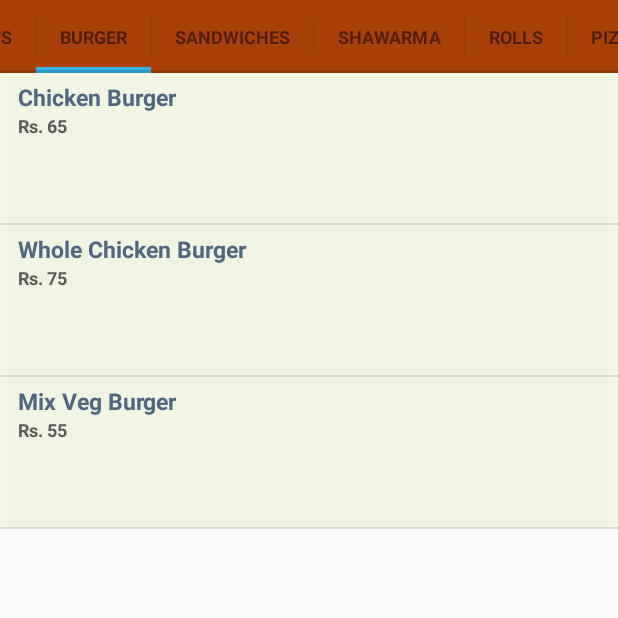
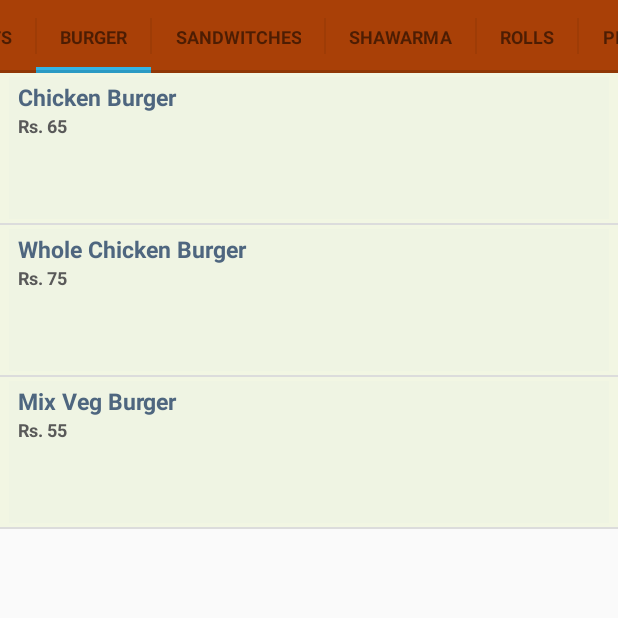
Before and after one commit to imushir/TastyBite, an Android app: the screen it shows after launch (MainActivity), after a tap on "BURGER", on a phone screen of 412 x 824 dp, the top half of it. Run offline under Robolectric (Android 15) with nearby library versions, the phone set to English and light mode, and no system bars; 2 other taps on this screen came first.

Commit message:
added for loop to set title for each Tab

```diff
--- a/app/src/main/java/com/example/mushirahmed/tastybite/slidingtabactivity/SlidingTabBasicFragment.java
+++ b/app/src/main/java/com/example/mushirahmed/tastybite/slidingtabactivity/SlidingTabBasicFragment.java
@@ -33,15 +33,17 @@ public class SlidingTabBasicFragment extends Fragment
     private SlidingTabLayout mSlidingTabLayout;
     private ViewPager mViewPager;
 
+
+
     List<String> snacks = new ArrayList<String>();
     List<String> nuggets = new ArrayList<String>();
     List<String> burger = new ArrayList<String>();
-    List<String> sandwiches = new ArrayList<String>();
+    List<String> sandwitches = new ArrayList<String>();
     List<String> shawarma = new ArrayList<String>();
     List<String> rolls = new ArrayList<String>();
     List<String> pizza_non_veg = new ArrayList<String>();
     List<String> pizza_veg = new ArrayList<String>();
-    List<String> cocntinental_food = new ArrayList<String>();
+    List<String> continental_food = new ArrayList<String>();
     List<String> appetizer_non_veg = new ArrayList<String>();
     List<String> appetizer_veg = new ArrayList<String>();
     List<String> soup_non_veg = new ArrayList<String>();
@@ -75,13 +77,13 @@ public class SlidingTabBasicFragment extends Fragment
         burger.add("Mix Veg Burger       : 55");
         tbsp.add("Tasty Byte Special Burger :90");
 
-        sandwiches.add("Veg Sandwich              : 35");
-        sandwiches.add("Veg Toast Sandwich        : 45");
-        sandwiches.add("Veg Cheese Toast Sandwich : 60");
-        sandwiches.add(" Chicken Junglee Sandwich : 70");
-        sandwiches.add(" Chicken Tikka Sandwich   : 70");
-        sandwiches.add(" Cheese Sandwich          : 65");
-        sandwiches.add(" Club Sandwich            : 85");
+        sandwitches.add("Veg Sandwich              : 35");
+        sandwitches.add("Veg Toast Sandwich        : 45");
+        sandwitches.add("Veg Cheese Toast Sandwich : 60");
+        sandwitches.add(" Chicken Junglee Sandwich : 70");
+        sandwitches.add(" Chicken Tikka Sandwich   : 70");
+        sandwitches.add(" Cheese Sandwich          : 65");
+        sandwitches.add(" Club Sandwich            : 85");
         tbsp.add(" Tasty Byte Special Sandwich : 80");
 
         shawarma.add("Khabus            : 45");
@@ -115,10 +117,10 @@ public class SlidingTabBasicFragment extends Fragment
         pizza_veg.add("Mediterranean Pizza: 140M 190L");
         tbsp.add("Tasty Byte Special Veg Pizza :150M 210L");
 
-        cocntinental_food.add("Popcorn Chicken      : 120");
-        cocntinental_food.add(" Lolly Pop(6Pcs)     : 120 ");
-        cocntinental_food.add("Spider Chicken(6Pcs) : 140");
-        cocntinental_food.add("Chicken Tikka Stick(3Stick) : 140");
+        continental_food.add("Popcorn Chicken      : 120");
+        continental_food.add(" Lolly Pop(6Pcs)     : 120 ");
+        continental_food.add("Spider Chicken(6Pcs) : 140");
+        continental_food.add("Chicken Tikka Stick(3Stick) : 140");
 
 
         appetizer_non_veg.add("Chicken cripsy          : 160");
@@ -264,36 +266,7 @@ public class SlidingTabBasicFragment extends Fragment
 
         return inflater.inflate(R.layout.fragment_sample, container, false);
     }
-   /* @Override
-    public void onCreateOptionsMenu(Menu menu, MenuInflater inflater)
-    {
-        super.onCreateOptionsMenu(menu, inflater);
-        getActivity().getMenuInflater().inflate(R.menu.activity_main_actions, menu);
-        String pkg = "com.example.mushirahmed.tastybite";
-        String cls = "com.example.mushirahmed.tastybite.slidingtabactivity.MainActivity";
-        ComponentName mycomponent = new ComponentName(pkg,cls);
-        SearchManager searchManager =(SearchManager)getSystemService(Context.SEARCH_SERVICE);
-        SearchView searchView = (SearchView) menu.findItem(R.id.action_search).getActionView();
-        searchView.setSearchableInfo(searchManager.getSearchableInfo(mycomponent));
-        searchView.setSubmitButtonEnabled(true);
-        return true;
 
-
-    }*/
-
-    /*@Override
-    public boolean onOptionsItemSelected(MenuItem item) {
-        switch (item.getItemId())
-        {
-            case R.id.action_search:
-                Toast.makeText(getActivity().getApplicationContext(),"You have click on Search", Toast.LENGTH_LONG).show();
-            default:
-                return super.onOptionsItemSelected(item);
-
-        }
-
-
-    }*/
 
     static class ViewHolder
     {
@@ -323,7 +296,8 @@ public class SlidingTabBasicFragment extends Fragment
 
     class SamplePagerAdapter extends PagerAdapter
     {
-
+        public String[] PAGETITLE_NAME = {"SNACKS","NUGGETS","BURGER","SANDWITCHES","SHAWARMA","ROLLS","PIZZA_NON_VEG","PIZZA_VEG","CONTINENTAL_FOOD"
+                ,"APPETIZER_NON_VEG","APPETIZER_VEG","SOUP_NON_VEG","SOUP_VEG","RICE_NON_VEG","RICE_VEG","NOODELS_NON_VEG","NOODLES_VEG","SIZZLERS","TBSP"};
 
 
         @Override
@@ -341,44 +315,12 @@ public class SlidingTabBasicFragment extends Fragment
 
         @Override
         public CharSequence getPageTitle(int position) {
-            if (position == 0)
-                return "SNACKS";
-            else if (position == 1)
-                return "NUGGETS";
-            else if (position == 2)
-                return "BURGER";
-            else if (position == 3)
-                return "SANDWICHES";
-            else if (position == 4)
-                return "SHAWARMA";
-            else if (position == 5)
-                return "ROLLS";
-            else if (position == 6)
-                return "PIZZA(NON-VEG)";
-            else if (position == 7)
-                return "PIZZA(VEG)";
-            else if (position == 8)
-                return "CONTINENTAL FOOD";
-            else if (position == 9)
-                return "APPETIZER(NON-VEG)";
-            else if (position == 10)
-                return "APPETIZER(VEG)";
-            else if (position == 11)
-                return "SOUP(NON-VEG)";
-            else if (position == 12)
-                return "SOUP(VEG)";
-            else if (position == 13)
-                return "RICE(NON-VEG)";
-            else if (position == 14)
-                return "RICE(VEG)";
-            else if (position == 15)
-                return "NOODLES(NON-VEG)";
-            else if (position == 16)
-                return "NOODLES(VEG)";
-            else if (position == 17)
-                return "SIZZLERS";
-            else if (position == 18)
-                return "Tasty Bite Special";
+
+            for(int i =0;i < getCount();i++)
+            {
+                if(position == i)
+                    return PAGETITLE_NAME[i];
+            }
             return null;
         }
 
@@ -423,7 +365,7 @@ public class SlidingTabBasicFragment extends Fragment
             else if (position == 3)
             {
                 //adapter=new ArrayAdapter<String>(getActivity(),android.R.layout.simple_list_item_1,sandwiches);
-                adapter = new CustomListAdapter(getActivity().getApplication(),sandwiches);
+                adapter = new CustomListAdapter(getActivity().getApplication(),sandwitches);
                 lstvwMenu.setAdapter(adapter);
 
 
@@ -464,7 +406,7 @@ public class SlidingTabBasicFragment extends Fragment
             else if (position == 8)
             {
                 //adapter=new ArrayAdapter<String>(getActivity(),android.R.layout.simple_list_item_1,cocntinental_food);
-                adapter = new CustomListAdapter(getActivity().getApplication(),cocntinental_food);
+                adapter = new CustomListAdapter(getActivity().getApplication(),continental_food);
                 lstvwMenu.setAdapter(adapter);
 
 
```
